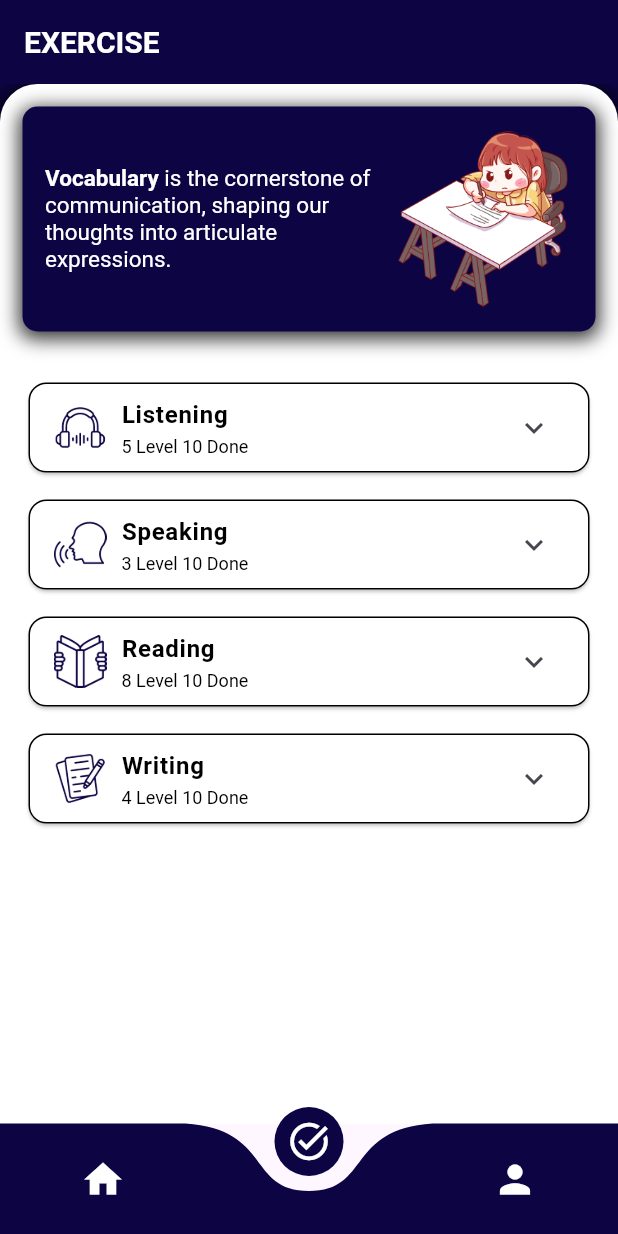
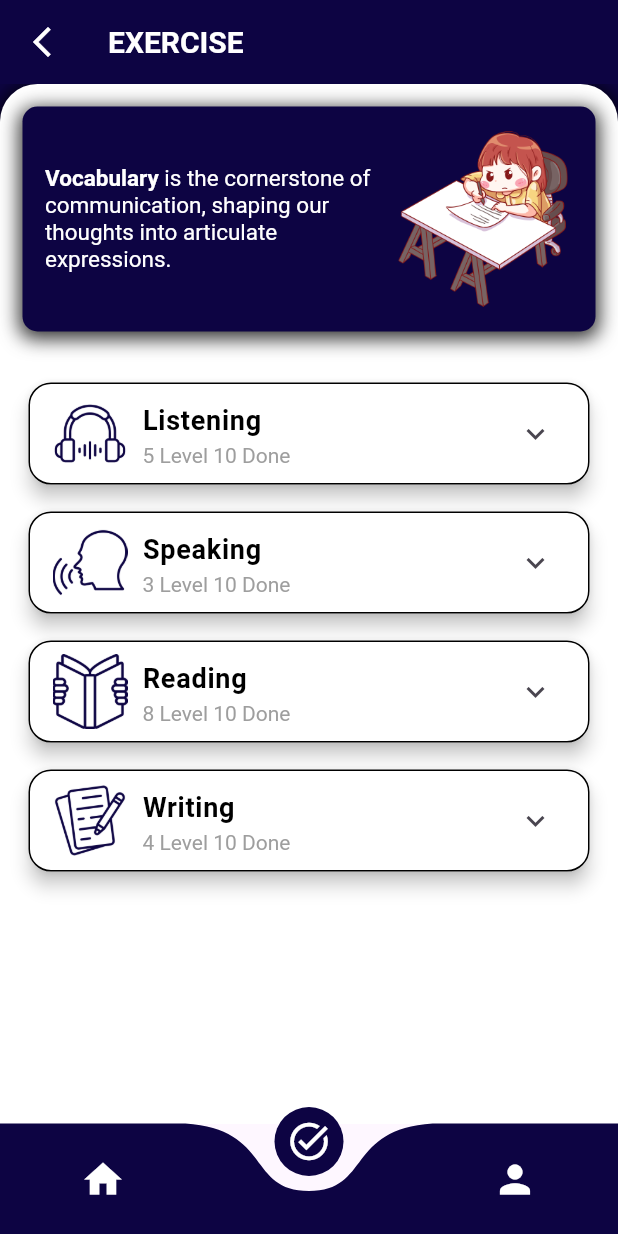
Before and after one commit to andraalayubi/learn-toefl-fork, a Flutter app: the screen it shows after launch, item 2 of the bottom bar chosen, on a phone screen of 412 x 824 dp. Run offline on Flutter 3.47's test engine with Material 3 defaults, Android fonts, the phone set to English and light mode, and no system bars; drawn by our look-alikes of curved_navigation_bar; our stand-ins replace audioplayers, google_fonts, sqflite, youtube_player_flutter; accounts and stored records are empty.

Commit message:
exercisepage

```diff
--- /dev/null
+++ b/lib/pages/exercise/exercise.dart
@@ -0,0 +1,304 @@
+import 'package:flutter/material.dart';
+import 'package:learn_toefl/pages/exercise/exercise_question_answer.dart';
+
+class Exercise extends StatefulWidget {
+  const Exercise({Key? key}) : super(key: key);
+
+  @override
+  _Exercise createState() => _Exercise();
+}
+
+class _Exercise extends State<Exercise> {
+  @override
+  Widget build(BuildContext context) {
+    final screenHeight = MediaQuery.of(context).size.height;
+    final containerWidth = MediaQuery.of(context).size.width - 30;
+
+    return Scaffold(
+      appBar: AppBar(
+        title: const Text(
+          "EXERCISE",
+          style: TextStyle(
+            color: Colors.white,
+            fontSize: 20,
+            fontWeight: FontWeight.bold,
+          ),
+        ),
+        backgroundColor: const Color(0xFF0D0443),
+        leading: IconButton(
+          icon: const Icon(Icons.arrow_back_ios_new, color: Colors.white),
+          onPressed: () {
+            Navigator.pop(context);
+          },
+        ),
+      ),
+      backgroundColor: const Color(0xFF0D0443),
+      body: SingleChildScrollView(
+        child: Container(
+          constraints: BoxConstraints(
+            minHeight: screenHeight, // Menutupi seluruh tinggi layar
+          ),
+          decoration: BoxDecoration(
+            color: Colors.white,
+            borderRadius: const BorderRadius.only(
+              topLeft: Radius.circular(25),
+              topRight: Radius.circular(25),
+            ),
+            boxShadow: [
+              BoxShadow(
+                color: Colors.black.withOpacity(0.9),
+                spreadRadius: 2,
+                blurRadius: 10,
+                offset: const Offset(0, 3),
+              ),
+            ],
+          ),
+          padding: const EdgeInsets.all(15),
+          child: Container( // Tambahkan Container untuk memastikan latar belakang putih
+            decoration: BoxDecoration(
+              color: Colors.white, // Latar belakang putih
+            ),
+          child: Column(
+            children: [
+              _buildHeader(containerWidth),
+              const SizedBox(height: 30),
+              _buildExerciseMenu(),
+            ],
+          ),
+        ),
+      ),
+      ),
+    );
+  }
+
+  Widget _buildHeader(double containerWidth) {
+    return Container(
+      decoration: BoxDecoration(
+        color: const Color(0xFF0D0443),
+        borderRadius: BorderRadius.circular(10),
+        boxShadow: [
+          BoxShadow(
+            color: Colors.black.withOpacity(0.8),
+            spreadRadius: 2,
+            blurRadius: 10,
+            offset: const Offset(0, 3),
+          ),
+        ],
+      ),
+      padding: const EdgeInsets.all(15),
+      child: Row(
+        children: [
+          Expanded(
+            child: RichText(
+              text: TextSpan(
+                style: const TextStyle(
+                  fontSize: 15,
+                  color: Colors.white,
+                ),
+                children: [
+                  TextSpan(
+                    text: "Vocabulary",
+                    style: const TextStyle(
+                      fontWeight: FontWeight.bold,
+                    ),
+                  ),
+                  TextSpan(
+                    text:
+                        " is the cornerstone of communication, shaping our thoughts into articulate expressions.",
+                  ),
+                ],
+              ),
+            ),
+          ),
+          Image.asset(
+            'assets/images/writing.png',
+            width: 120,
+            height: 120,
+            fit: BoxFit.cover,
+          ),
+        ],
+      ),
+    );
+  }
+
+  Widget _buildExerciseMenu() {
+    return Column(
+      children: [
+        _buildMenuItem(
+          "Listening",
+          'assets/images/music.png',
+          [
+            "Level 1\n10 Questions",
+            "Level 2\n10 Questions",
+            "Level 3\n10 Questions",
+            "Level 4\n10 Questions",
+            "Level 5\n10 Questions",
+          ],
+          5,
+          10,
+        ),
+        const SizedBox(height: 10),
+        _buildMenuItem(
+          "Speaking",
+          'assets/images/speaking.png',
+          [
+            "Level 1\n10 Questions",
+            "Level 2\n10 Questions",
+            "Level 3\n10 Questions",
+            "Level 4\n10 Questions",
+            "Level 5\n10 Questions",
+          ],
+          3,
+          10,
+        ),
+        const SizedBox(height: 10),
+        _buildMenuItem(
+          "Reading",
+          'assets/images/open-book.png',
+          [
+            "Level 1\n10 Questions",
+            "Level 2\n10 Questions",
+            "Level 3\n10 Questions",
+            "Level 4\n10 Questions",
+            "Level 5\n10 Questions",
+          ],
+          8,
+          10,
+        ),
+        const SizedBox(height: 10),
+        _buildMenuItem(
+          "Writing",
+          'assets/images/copy-writing.png',
+          [
+            "Level 1\n10 Questions",
+            "Level 2\n10 Questions",
+            "Level 3\n10 Questions",
+            "Level 4\n10 Questions",
+            "Level 5\n10 Questions",
+          ],
+          4,
+          10,
+        ),
+      ],
+    );
+  }
+
+  Widget _buildMenuItem(
+    String title,
+    String imagePath,
+    List<String> levels,
+    int levelDone,
+    int totalLevels,
+  ) {
+    return Card(
+      shape: RoundedRectangleBorder(
+        borderRadius: BorderRadius.circular(15),
+        side: const BorderSide(
+          color: Colors.black,
+          width: 1,
+        ),
+      ),
+      elevation: 5,
+      color: Colors.white,
+      child: ExpansionTile(
+        title: Row(
+          children: [
+            Image.asset(
+              imagePath,
+              width: 50,
+              height: 50,
+              fit: BoxFit.cover,
+            ),
+            const SizedBox(width: 10),
+            Expanded(
+              child: Column(
+                crossAxisAlignment: CrossAxisAlignment.start,
+                children: [
+                  Text(
+                    title,
+                    style: const TextStyle(
+                      fontSize: 18,
+                      fontWeight: FontWeight.bold,
+                      color: Colors.black,
+                    ),
+                  ),
+                  const SizedBox(height: 2),
+                  RichText(
+                    text: TextSpan(
+                      style: const TextStyle(
+                        fontSize: 14,
+                        color: Colors.grey,
+                      ),
+                      children: [
+                        TextSpan(text: '$levelDone Level $totalLevels Done'),
+                        TextSpan(
+                          style: const TextStyle(
+                            fontWeight: FontWeight.bold,
+                          ),
+                        ),
+                      ],
+                    ),
+                  ),
+                ],
+              ),
+            ),
+          ],
+        ),
+        children: levels.map((level) {
+          final parts = level.split('\n');
+          return ListTile(
+            title: Column(
+              crossAxisAlignment: CrossAxisAlignment.start,
+              children: [
+                Text(
+                  parts[0], // "Level 1"
+                  style: const TextStyle(
+                    fontSize: 16,
+                    fontWeight: FontWeight.bold,
+                  ),
+                ),
+                Text(
+                  parts[1], // "10 Questions"
+                  style: const TextStyle(
+                    fontSize: 12,
+                    color: Colors.grey,
+                  ),
+                ),
+              ],
+            ),
+            trailing: Container(
+              width: 58,
+              padding: const EdgeInsets.symmetric(horizontal: 16, vertical: 6),
+              decoration: BoxDecoration(
+                color: const Color.fromARGB(255, 24, 11, 70),
+                borderRadius: BorderRadius.circular(14),
+              ),
+              child: Text(
+                '0%', // Skor contoh
+                textAlign: TextAlign.center,
+                style: const TextStyle(
+                  fontSize: 9,
+                  color: Colors.white,
+                ),
+              ),
+            ),
+            onTap: () {
+              Navigator.push(
+                context,
+                MaterialPageRoute(
+                  builder: (context) =>
+                      ExerciseQuestionAnswer(), // Pastikan ini valid
+                ),
+              );
+            },
+          );
+        }).toList(),
+      ),
+    );
+  }
+
+  // Periksa apakah ini benar-benar diperlukan
+  Widget exerciseQuestionAnswerWidget() {
+    return ExerciseQuestionAnswer(); // Pastikan ini benar
+  }
+}
--- a/lib/pages/exercise/exercise_page.dart
+++ /dev/null
@@ -1,297 +0,0 @@
-import 'package:flutter/material.dart';
-
-class ExercisePage extends StatefulWidget {
-  const ExercisePage({Key? key}) : super(key: key);
-
-  @override
-  _ExercisePageState createState() => _ExercisePageState();
-}
-
-class _ExercisePageState extends State<ExercisePage> {
-  @override
-  Widget build(BuildContext context) {
-    final screenHeight = MediaQuery.of(context).size.height;
-    final containerWidth = MediaQuery.of(context).size.width - 30;
-
-    return Scaffold(
-      appBar: AppBar(
-        title: const Text(
-          "EXERCISE",
-          style: TextStyle(
-            color: Colors.white,
-            fontSize: 20,
-            fontWeight: FontWeight.bold,
-          ),
-        ),
-        backgroundColor: const Color(0xFF0D0443),
-      ),
-      backgroundColor: const Color(0xFF0D0443),
-      body: SingleChildScrollView(
-        child: Container(
-          constraints: BoxConstraints(
-            minHeight: screenHeight, // Menutupi seluruh tinggi layar
-          ),
-          decoration: BoxDecoration(
-            color: Colors.white,
-            borderRadius: const BorderRadius.only(
-              topLeft: Radius.circular(25),
-              topRight: Radius.circular(25),
-            ),
-            boxShadow: [
-              BoxShadow(
-                color: Colors.black.withOpacity(0.9),
-                spreadRadius: 2,
-                blurRadius: 10,
-                offset: const Offset(0, 3),
-              ),
-            ],
-          ),
-          padding: const EdgeInsets.all(15),
-          child: Column(
-            children: [
-              _buildHeader(containerWidth),
-              const SizedBox(height: 30),
-              _buildExerciseMenu(),
-            ],
-          ),
-        ),
-      ),
-    );
-  }
-
-  Widget _buildHeader(double containerWidth) {
-    return Container(
-      decoration: BoxDecoration(
-        color: const Color(0xFF0D0443),
-        borderRadius: BorderRadius.circular(10),
-        boxShadow: [
-          BoxShadow(
-            color: Colors.black.withOpacity(0.8),
-            spreadRadius: 2,
-            blurRadius: 10,
-            offset: const Offset(0, 3),
-          ),
-        ],
-      ),
-      padding: const EdgeInsets.all(15),
-      child: Row(
-        children: [
-          Expanded(
-            child: RichText(
-              text: TextSpan(
-                style: const TextStyle(
-                  fontSize: 15,
-                  color: Colors.white,
-                ),
-                children: [
-                  TextSpan(
-                    text: "Vocabulary",
-                    style: const TextStyle(
-                      fontWeight: FontWeight.bold,
-                    ),
-                  ),
-                  TextSpan(
-                    text:
-                        " is the cornerstone of communication, shaping our thoughts into articulate expressions.",
-                  ),
-                ],
-              ),
-            ),
-          ),
-          Image.asset(
-            'assets/images/writing.png',
-            width: 120,
-            height: 120,
-            fit: BoxFit.cover,
-          ),
-        ],
-      ),
-    );
-  }
-
-  Widget _buildExerciseMenu() {
-    return Column(
-      children: [
-        _buildMenuItem(
-          "Listening",
-          'assets/images/music.png',
-          [
-            "Level 1\n10 Questions",
-            "Level 2\n10 Questions",
-            "Level 3\n10 Questions",
-            "Level 4\n10 Questions",
-            "Level 5\n10 Questions",
-          ],
-          5,
-          10,
-        ),
-        const SizedBox(height: 10),
-        _buildMenuItem(
-          "Speaking",
-          'assets/images/speaking.png',
-          [
-            "Level 1\n10 Questions",
-            "Level 2\n10 Questions",
-            "Level 3\n10 Questions",
-            "Level 4\n10 Questions",
-            "Level 5\n10 Questions",
-          ],
-          3,
-          10,
-        ),
-        const SizedBox(height: 10),
-        _buildMenuItem(
-          "Reading",
-          'assets/images/open-book.png',
-          [
-            "Level 1\n10 Questions",
-            "Level 2\n10 Questions",
-            "Level 3\n10 Questions",
-            "Level 4\n10 Questions",
-            "Level 5\n10 Questions",
-          ],
-          8,
-          10,
-        ),
-        const SizedBox(height: 10),
-        _buildMenuItem(
-          "Writing",
-          'assets/images/copy-writing.png',
-          [
-            "Level 1\n10 Questions",
-            "Level 2\n10 Questions",
-            "Level 3\n10 Questions",
-            "Level 4\n10 Questions",
-            "Level 5\n10 Questions",
-          ],
-          4,
-          10,
-        ),
-      ],
-    );
-  }
-
-  Widget _buildMenuItem(
-    String title,
-    String imagePath,
-    List<String> levels,
-    int levelDone,
-    int totalLevels,
-  ) {
-    return Card(
-      // shape: RoundedRectangleBorder(
-      //   borderRadius: BorderRadius.circular(15),
-      //   side: const BorderSide(
-      //     color: Colors.black,
-      //     width: 1,
-      //   ),
-      // ),
-      // elevation: 5,
-      // color: Colors.white,
-      child: Container(
-        decoration: BoxDecoration(
-            color: Colors.white,
-            border: Border.all(width: 1.0, color: Colors.black),
-            borderRadius: BorderRadius.circular(12)),
-        child: ExpansionTile(
-          shape: Border(),
-          title: Row(
-            children: [
-              Image.asset(
-                imagePath,
-                width: 35,
-                height: 35,
-                fit: BoxFit.cover,
-              ),
-              const SizedBox(width: 10),
-              Expanded(
-                child: Column(
-                  crossAxisAlignment: CrossAxisAlignment.start,
-                  children: [
-                    Text(
-                      title,
-                      style: const TextStyle(
-                        fontSize: 16,
-                        fontWeight: FontWeight.bold,
-                        color: Colors.black,
-                      ),
-                    ),
-                    const SizedBox(height: 2),
-                    RichText(
-                      text: TextSpan(
-                        style: const TextStyle(
-                          fontSize: 12,
-                          color: Color.fromARGB(255, 0, 0, 0),
-                        ),
-                        children: [
-                          TextSpan(text: '$levelDone Level $totalLevels Done'),
-                          TextSpan(
-                            style: const TextStyle(
-                              fontWeight: FontWeight.bold,
-                            ),
-                          ),
-                        ],
-                      ),
-                    ),
-                  ],
-                ),
-              ),
-            ],
-          ),
-          children: levels.map((level) {
-            final parts = level.split('\n');
-            return ListTile(
-              title: Column(
-                crossAxisAlignment: CrossAxisAlignment.start,
-                children: [
-                  Text(
-                    parts[0], // "Level 1"
-                    style: const TextStyle(
-                      fontSize: 14,
-                      fontWeight: FontWeight.bold,
-                    ),
-                  ),
-                  Text(
-                    parts[1], // "10 Questions"
-                    style: const TextStyle(
-                      fontSize: 12,
-                      color: Colors.grey,
-                    ),
-                  ),
-                ],
-              ),
-              trailing: Container(
-                width: 58,
-                padding:
-                    const EdgeInsets.symmetric(horizontal: 20, vertical: 6),
-                decoration: BoxDecoration(
-                  color: const Color.fromARGB(255, 24, 11, 70),
-                  borderRadius: BorderRadius.circular(14),
-                ),
-                child: Text(
-                  '0%', // Contoh nilai skor
-                  textAlign: TextAlign.center,
-                  style: const TextStyle(
-                    fontSize: 9,
-                    color: Colors.white,
-                  ),
-                ),
-              ),
-              onTap: () {
-                // Navigator.push(
-                //   context,
-                //   MaterialPageRoute(
-                //     builder: (context) =>
-                //         ExerciseQuestionAnswer(), // Navigasi ke ExerciseQuestionAnswer
-                //   ),
-                // );
-              },
-            );
-          }).toList(),
-        ),
-      ),
-    );
-  }
-
-  ExerciseQuestionAnswer() {}
-}
--- a/lib/widget/bottom_navigation.dart
+++ b/lib/widget/bottom_navigation.dart
@@ -1,6 +1,6 @@
 import 'package:curved_navigation_bar/curved_navigation_bar.dart';
 import 'package:flutter/material.dart';
-import 'package:learn_toefl/pages/exercise/exercise_page.dart';
+import 'package:learn_toefl/pages/exercise/exercise.dart';
 import 'package:learn_toefl/pages/home/home_page.dart';
 import 'package:learn_toefl/pages/profile.dart';
 import 'package:learn_toefl/utilities.dart';
@@ -17,7 +17,7 @@ class _BottomNavigationState extends State<BottomNavigation> {
 
     final List<Widget> _pages = const [
       HomePage(),
-      ExercisePage(),
+      Exercise(),
       ProfilPage(),
     ];
 
```
